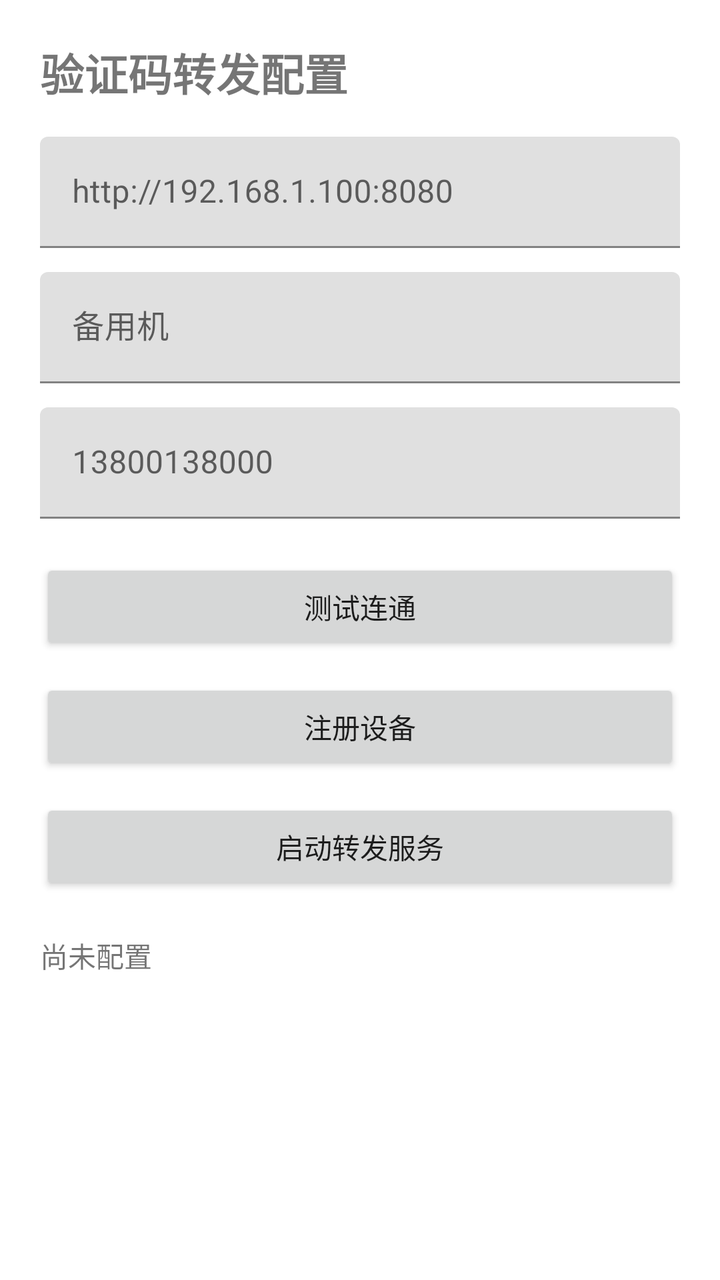
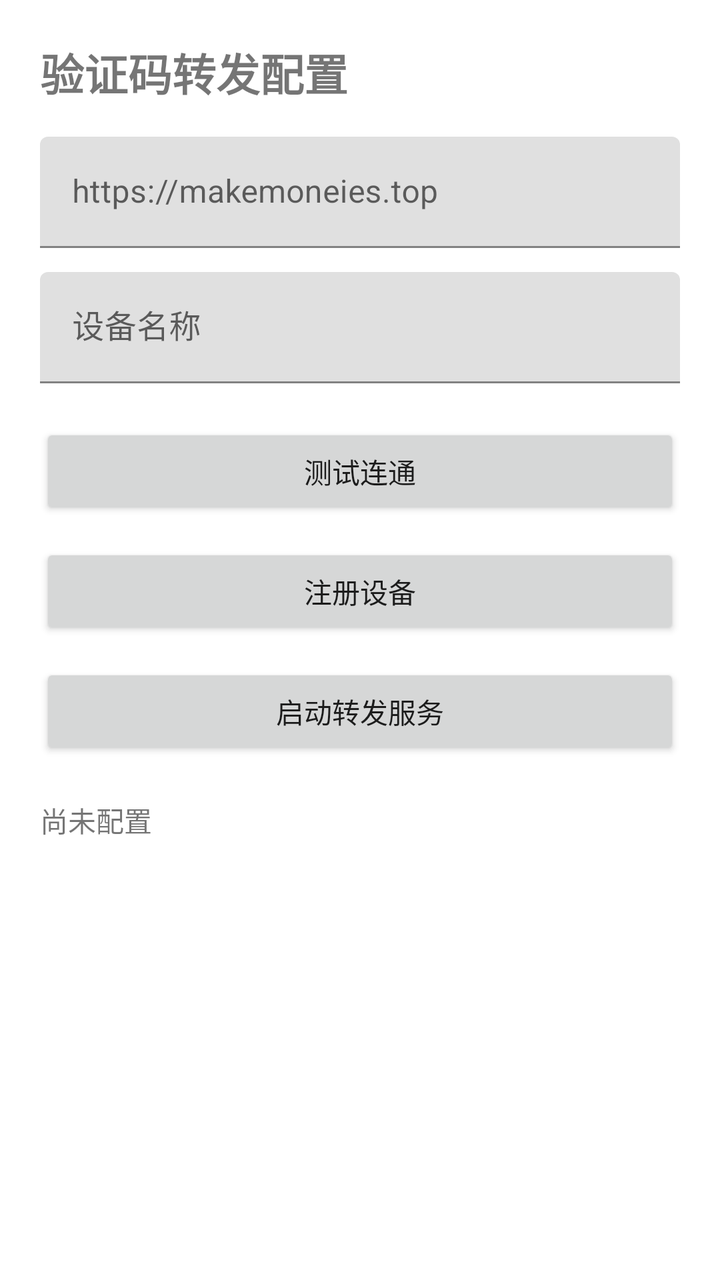

Screens rendered from an Android XML layout before and after an edit, with the pre-edit source and the edit as a unified diff.
<!-- AndroidManifest.xml: application theme Theme.SmsReceiver -->
<!-- res/layout/activity_config.xml -->
<?xml version="1.0" encoding="utf-8"?>
<ScrollView xmlns:android="http://schemas.android.com/apk/res/android"
    android:layout_width="match_parent"
    android:layout_height="match_parent"
    android:padding="20dp">

    <LinearLayout
        android:layout_width="match_parent"
        android:layout_height="wrap_content"
        android:orientation="vertical">

        <TextView
            android:layout_width="match_parent"
            android:layout_height="wrap_content"
            android:text="验证码转发配置"
            android:textSize="22sp"
            android:textStyle="bold" />

        <com.google.android.material.textfield.TextInputLayout
            android:layout_width="match_parent"
            android:layout_height="wrap_content"
            android:layout_marginTop="16dp">

            <com.google.android.material.textfield.TextInputEditText
                android:id="@+id/serverUrlInput"
                android:layout_width="match_parent"
                android:layout_height="wrap_content"
                android:hint="@string/server_url_hint"
                android:inputType="textUri" />
        </com.google.android.material.textfield.TextInputLayout>

        <com.google.android.material.textfield.TextInputLayout
            android:layout_width="match_parent"
            android:layout_height="wrap_content"
            android:layout_marginTop="12dp">

            <com.google.android.material.textfield.TextInputEditText
                android:id="@+id/deviceNameInput"
                android:layout_width="match_parent"
                android:layout_height="wrap_content"
                android:hint="@string/device_name_hint"
                android:inputType="text" />
        </com.google.android.material.textfield.TextInputLayout>

        <com.google.android.material.textfield.TextInputLayout
            android:layout_width="match_parent"
            android:layout_height="wrap_content"
            android:layout_marginTop="12dp">

            <com.google.android.material.textfield.TextInputEditText
                android:id="@+id/phoneNumberInput"
                android:layout_width="match_parent"
                android:layout_height="wrap_content"
                android:hint="@string/phone_number_hint"
                android:inputType="phone" />
        </com.google.android.material.textfield.TextInputLayout>

        <Button
            android:id="@+id/testButton"
            android:layout_width="match_parent"
            android:layout_height="wrap_content"
            android:layout_marginTop="20dp"
            android:text="测试连通" />

        <Button
            android:id="@+id/registerButton"
            android:layout_width="match_parent"
            android:layout_height="wrap_content"
            android:layout_marginTop="12dp"
            android:text="注册设备" />

        <Button
            android:id="@+id/startServiceButton"
            android:layout_width="match_parent"
            android:layout_height="wrap_content"
            android:layout_marginTop="12dp"
            android:text="启动转发服务" />

        <TextView
            android:id="@+id/statusText"
            android:layout_width="match_parent"
            android:layout_height="wrap_content"
            android:layout_marginTop="20dp"
            android:text="尚未配置"
            android:textIsSelectable="true" />
    </LinearLayout>
</ScrollView>
<!-- resources referenced by this layout -->
<resources>
  <string name="device_name_hint">备用机</string>
  <string name="phone_number_hint">13800138000</string>
  <string name="server_url_hint">http://192.168.1.100:8080</string>
  <style name="Theme.SmsReceiver" parent="Theme.MaterialComponents.DayNight.DarkActionBar">
          <item name="colorPrimary">#2563EB</item>
          <item name="colorPrimaryVariant">#1D4ED8</item>
          <item name="colorOnPrimary">#FFFFFF</item>
      </style>
</resources>

<!-- the commit's change to res/layout/activity_config.xml (unified diff, before → after) -->
@@ -42,19 +42,6 @@
                 android:inputType="text" />
         </com.google.android.material.textfield.TextInputLayout>
 
-        <com.google.android.material.textfield.TextInputLayout
-            android:layout_width="match_parent"
-            android:layout_height="wrap_content"
-            android:layout_marginTop="12dp">
-
-            <com.google.android.material.textfield.TextInputEditText
-                android:id="@+id/phoneNumberInput"
-                android:layout_width="match_parent"
-                android:layout_height="wrap_content"
-                android:hint="@string/phone_number_hint"
-                android:inputType="phone" />
-        </com.google.android.material.textfield.TextInputLayout>
-
         <Button
             android:id="@+id/testButton"
             android:layout_width="match_parent"
<!-- resource entries referenced after the edit -->
@@ -1,8 +1,7 @@
 <!-- resources referenced by this layout -->
 <resources>
-  <string name="device_name_hint">备用机</string>
-  <string name="phone_number_hint">13800138000</string>
-  <string name="server_url_hint">http://192.168.1.100:8080</string>
+  <string name="device_name_hint">设备名称</string>
+  <string name="server_url_hint">https://makemoneies.top</string>
   <style name="Theme.SmsReceiver" parent="Theme.MaterialComponents.DayNight.DarkActionBar">
           <item name="colorPrimary">#2563EB</item>
           <item name="colorPrimaryVariant">#1D4ED8</item>
